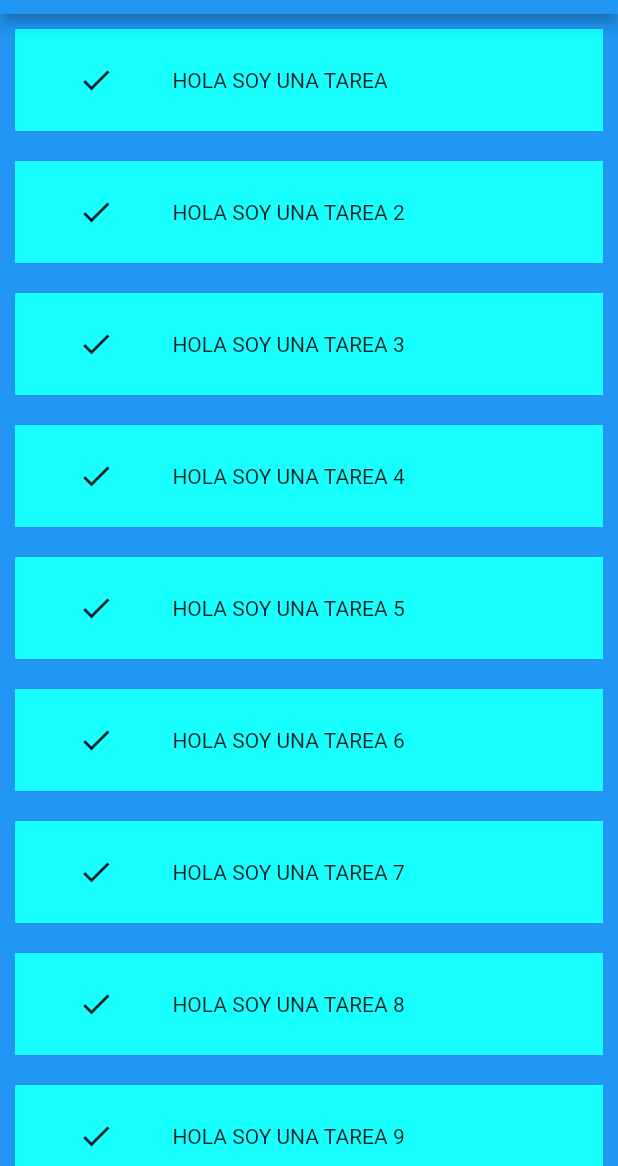
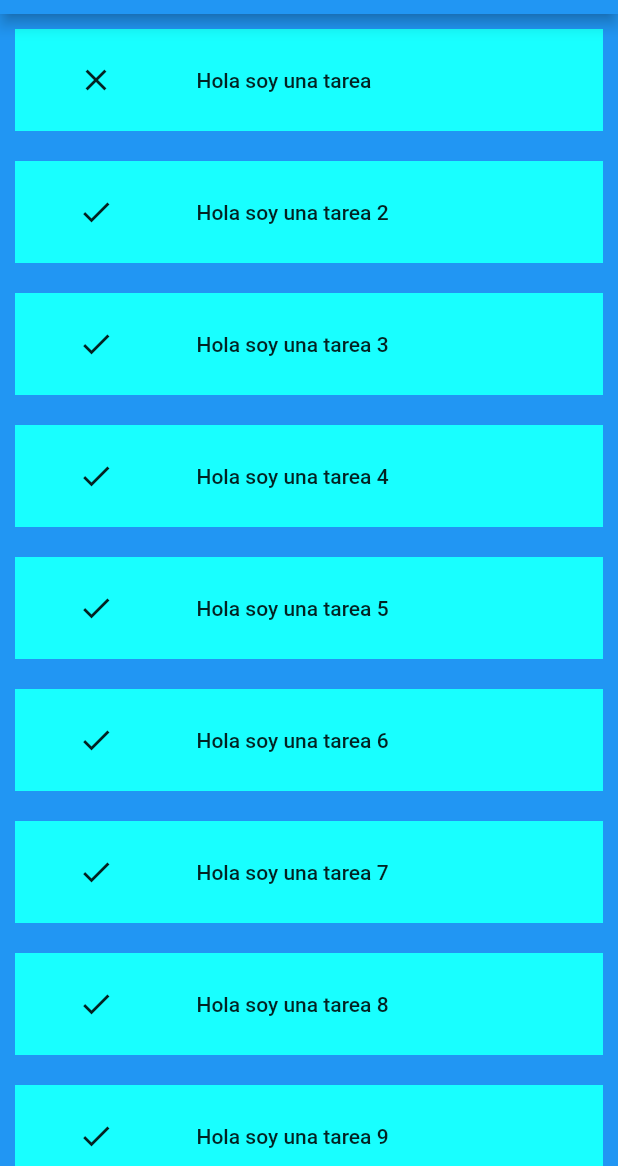
Before and after one commit to FedericoPR/stateful, a Flutter app: the screen it shows after launch, on a phone screen of 412 x 824 dp, the part 70-1236 px from its top. Run offline on Flutter 3.47's test engine with Material 2 defaults, Android fonts, the phone set to English and light mode, and no system bars.

Commit message:
Mayusculas y cambio de icono separado

```diff
--- a/lib/main.dart
+++ b/lib/main.dart
@@ -25,6 +25,13 @@ class TareaState extends State<Tarea> {
     });
   }
 
+  void click2() {
+    print("Click2");
+    setState(() {
+      tst['mayus'] = !tst['mayus'];
+    });
+  }
+
   @override
   Widget build(BuildContext context) {
     return Container(
@@ -44,10 +51,17 @@ class TareaState extends State<Tarea> {
                       onPressed: click,
                       child: Icon(Icons.clear),
                     ),
-                  if(tst['done'])
-                    Text("  "+tst['nombre'].toUpperCase())
+                  if(tst['mayus'])
+                    FlatButton(
+                    onPressed: click2,
+                    child: Text("  "+tst['nombre'].toUpperCase()),
+                    )
                   else
-                    Text("  "+tst['nombre'])
+                    FlatButton(
+                      onPressed: click2,
+                      child: Text("  "+tst['nombre']),
+                    )
+
                 ]
             ),
           );
@@ -59,16 +73,16 @@ class TareaState extends State<Tarea> {
 class MyApp extends StatelessWidget {
   var tar;
 
-  var listatareas = [ {"nombre": "Hola soy una tarea", "done": true},
-    {"nombre": "Hola soy una tarea 2", "done": true},
-    {"nombre": "Hola soy una tarea 3", "done": true},
-    {"nombre": "Hola soy una tarea 4", "done": true},
-    {"nombre": "Hola soy una tarea 5", "done": true},
-    {"nombre": "Hola soy una tarea 6", "done": true},
-    {"nombre": "Hola soy una tarea 7", "done": true},
-    {"nombre": "Hola soy una tarea 8", "done": true},
-    {"nombre": "Hola soy una tarea 9", "done": true},
-    {"nombre": "Hola soy una tarea 10", "done": true}
+  var listatareas = [ {"nombre": "Hola soy una tarea", "done": false, "mayus": false},
+    {"nombre": "Hola soy una tarea 2", "done": true, "mayus": false},
+    {"nombre": "Hola soy una tarea 3", "done": true, "mayus": false},
+    {"nombre": "Hola soy una tarea 4", "done": true, "mayus": false},
+    {"nombre": "Hola soy una tarea 5", "done": true, "mayus": false},
+    {"nombre": "Hola soy una tarea 6", "done": true, "mayus": false},
+    {"nombre": "Hola soy una tarea 7", "done": true, "mayus": false},
+    {"nombre": "Hola soy una tarea 8", "done": true, "mayus": false},
+    {"nombre": "Hola soy una tarea 9", "done": true, "mayus": false},
+    {"nombre": "Hola soy una tarea 10", "done": true, "mayus": false}
   ];
 
   @override
```
